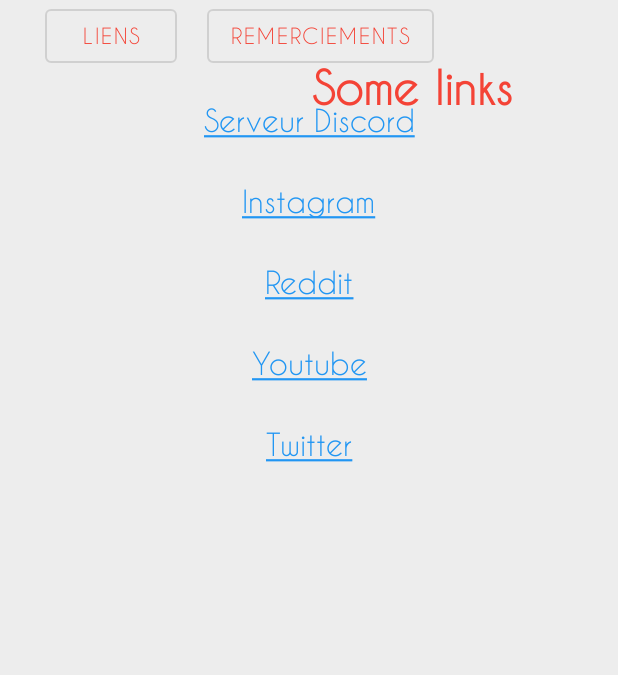
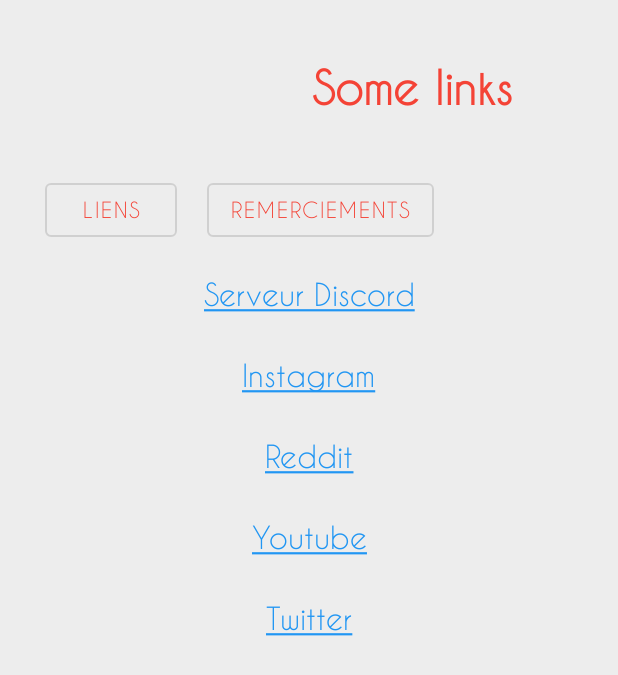
Before and after one commit to jojoyel/jojozquizzapp, an Android app: the LinksActivity screen opened directly, with no data from a screen before it, on a phone screen of 412 x 824 dp. Shown: the top 675 px of the screen. Run offline under Robolectric (Android 15) with nearby library versions, the phone set to English and light mode, and no system bars; our stand-ins replace AdMob, data binding; network calls fail.

Commit message:
Resolved fragments switch issue

```diff
--- a/app/src/main/java/com/jojo/jojozquizz/LinksActivity.java
+++ b/app/src/main/java/com/jojo/jojozquizz/LinksActivity.java
@@ -1,10 +1,6 @@
 package com.jojo.jojozquizz;
 
-import static android.content.ContentValues.TAG;
-
 import android.os.Bundle;
-import android.util.Log;
-import android.view.ContextThemeWrapper;
 import android.view.View;
 
 import androidx.appcompat.app.AppCompatActivity;
--- a/app/src/main/res/layout/activity_links.xml
+++ b/app/src/main/res/layout/activity_links.xml
@@ -40,7 +40,7 @@
 			android:onClick="@{handler::onButtonClick}"
 			android:text="@string/links_button"
 			app:layout_constraintStart_toStartOf="parent"
-			app:layout_constraintTop_toBottomOf="@+id/activity_main_text_title" />
+			app:layout_constraintTop_toBottomOf="@+id/activity_links_text_title" />
 
 		<com.google.android.material.button.MaterialButton
 			android:id="@+id/links_activity_show_thanks"
```
